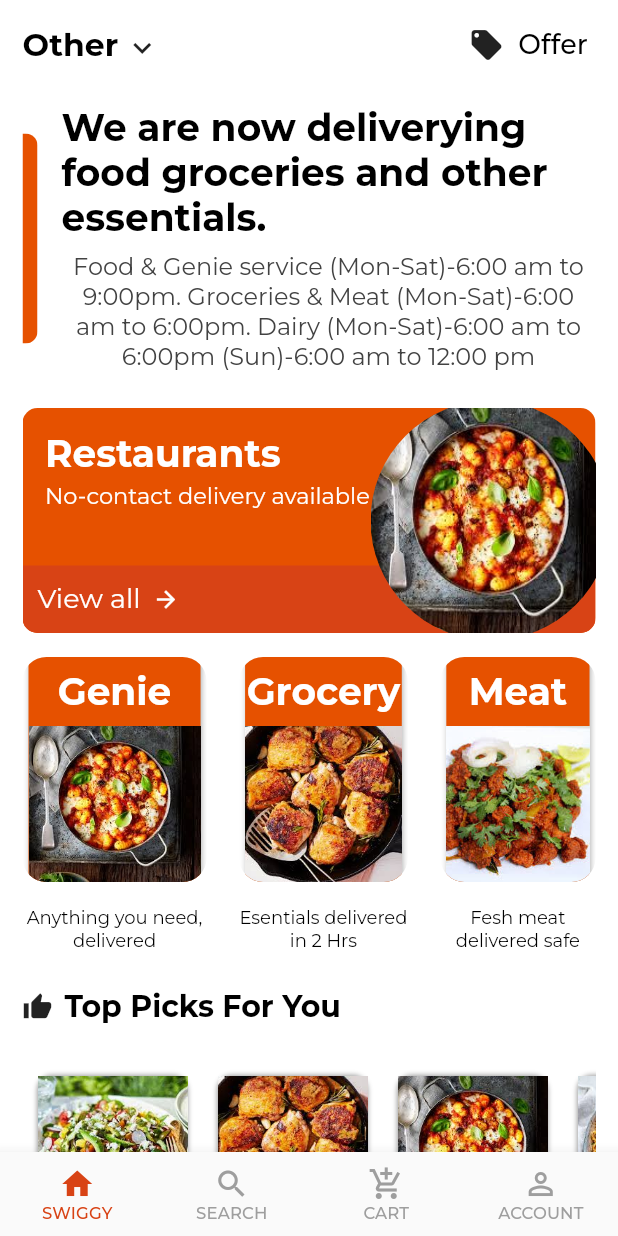
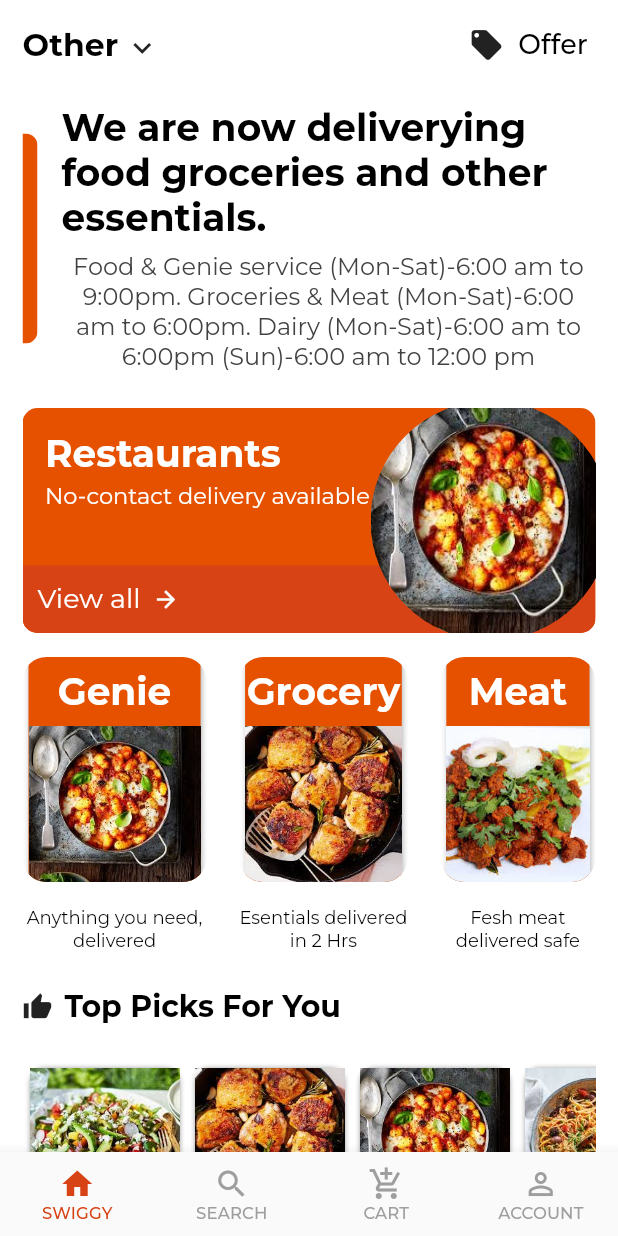
Before and after one commit to coderprodigy/Software_FD, a Flutter app: the screen it shows after launch, on a phone screen of 412 x 824 dp. Run offline on Flutter 3.47's test engine with Material 2 defaults, Android fonts, the phone set to English and light mode, and no system bars; our stand-ins replace flutter_swiper, google_fonts.

Commit message:
Home Page_NGO: Fixed overflow of top picks for you

```diff
--- a/lib/views/swiggy/top_picks_for_you_view.dart
+++ b/lib/views/swiggy/top_picks_for_you_view.dart
@@ -42,7 +42,7 @@ class TopPicksForYouView extends StatelessWidget {
                   );
                 },
                 child: Container(
-                  margin: const EdgeInsets.all(10.0),
+                  margin: const EdgeInsets.all(5.0),
                   width: 100.0,
                   child: Column(
                     mainAxisSize: MainAxisSize.min,
```
Also changed, not shown: 9 other files.
